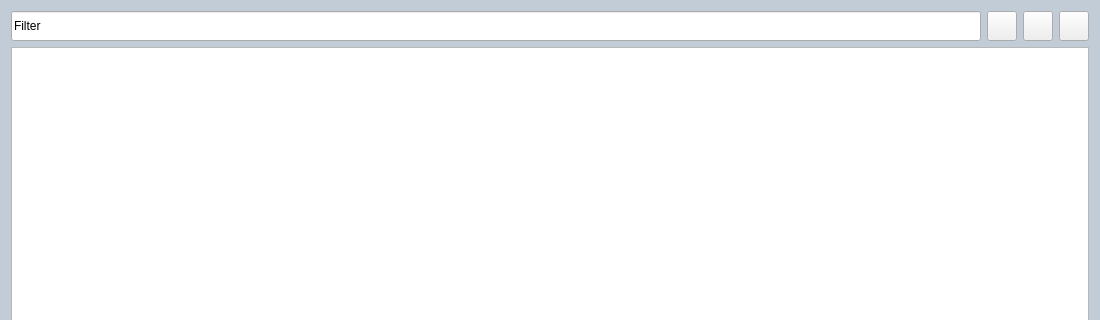
Before: the Qt Designer form src/setting_page/SettingPagePlugin.ui in hanjingo/rag-qt, drawn with Qt 5; both pictures show x 0 to 1100 and y 0 to 320 of the 1100 by 686 pixel window.
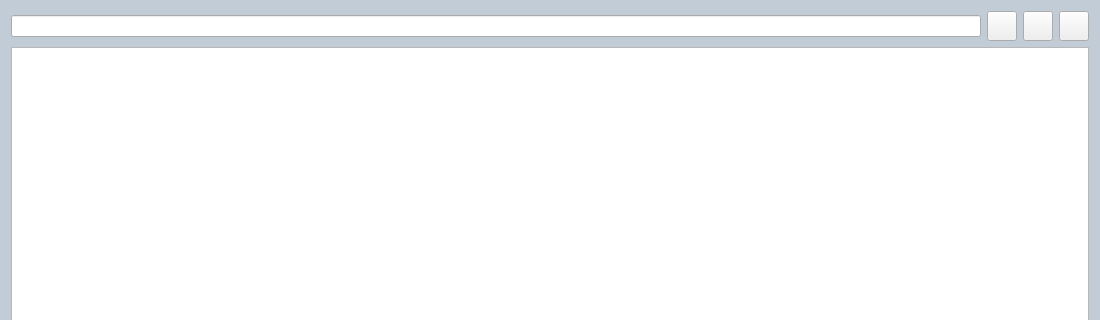
After: the same form once the commit is applied. Icons and pictures are not drawn.

Diff of the .ui file:
```diff
--- a/src/setting_page/SettingPagePlugin.ui
+++ b/src/setting_page/SettingPagePlugin.ui
@@ -26,23 +26,7 @@
    <item>
     <layout class="QHBoxLayout" name="horizontalLayout">
      <item>
-      <widget class="QLineEdit" name="editFilter">
-       <property name="minimumSize">
-        <size>
-         <width>0</width>
-         <height>30</height>
-        </size>
-       </property>
-       <property name="maximumSize">
-        <size>
-         <width>16777215</width>
-         <height>30</height>
-        </size>
-       </property>
-       <property name="inputMask">
-        <string>Filter</string>
-       </property>
-      </widget>
+      <widget class="QLineEdit" name="editFilter"/>
      </item>
      <item>
       <widget class="QPushButton" name="btnAdd">
```
